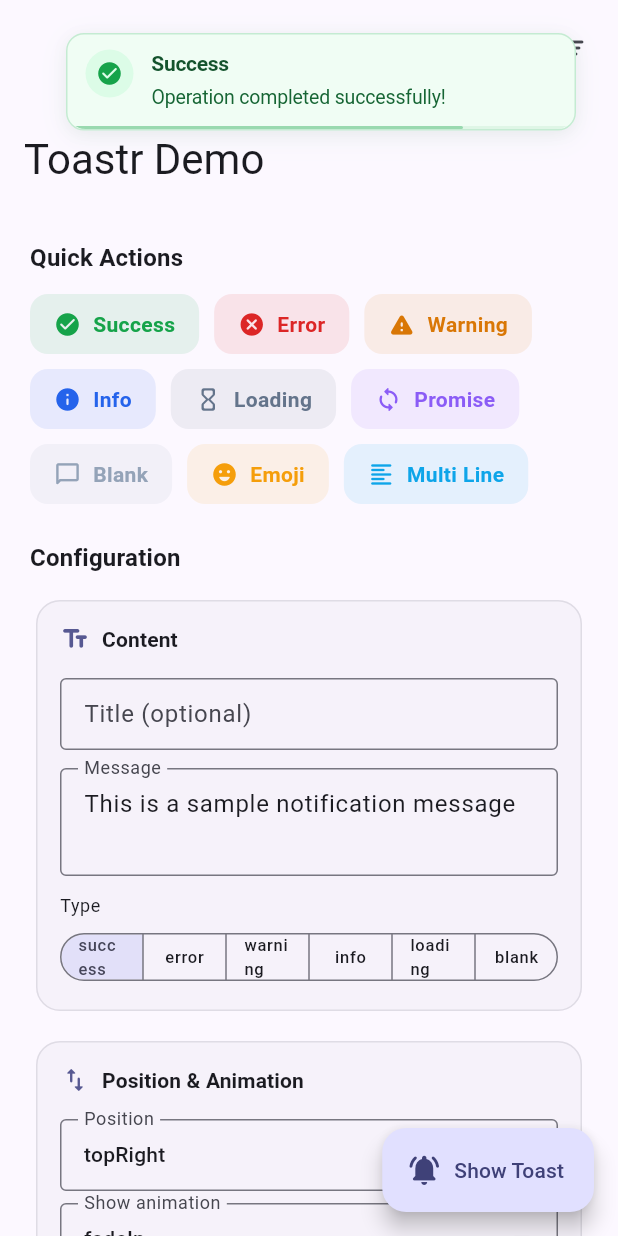
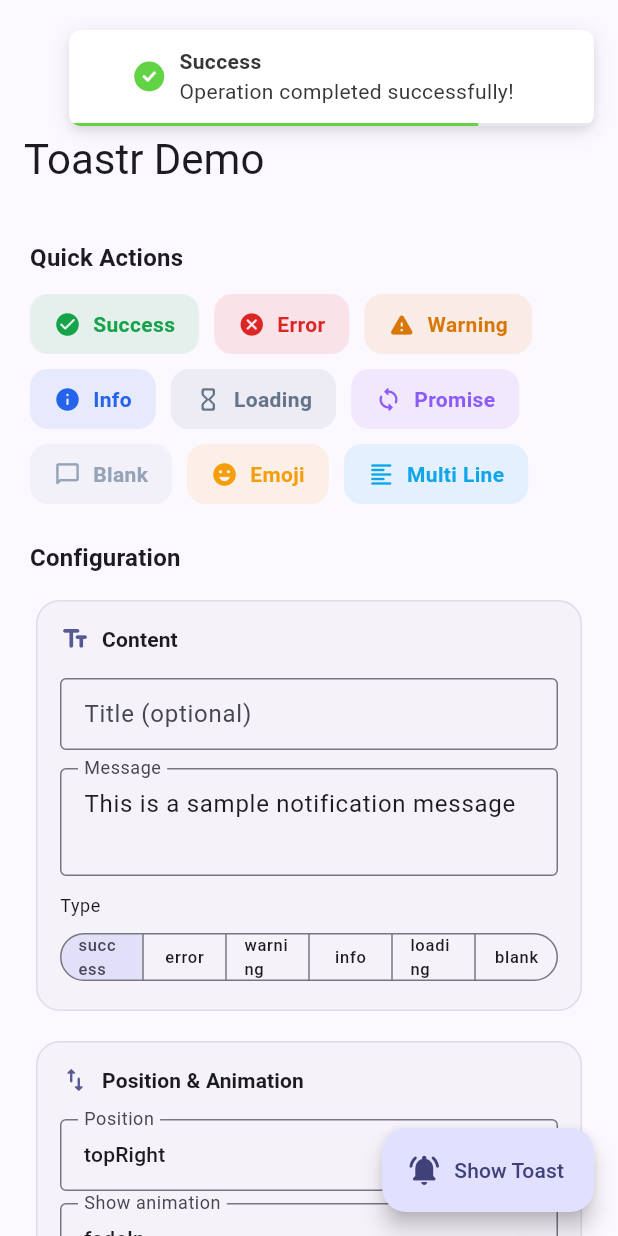
Before and after one commit to IgnacioMan1998/toastr, a Flutter app: the screen it shows after launch, after a tap on "Success", on a phone screen of 412 x 824 dp. Run offline on Flutter 3.47's test engine with Material 3 defaults, Android fonts, the phone set to English and light mode, and no system bars.

Commit message:
Refactor ToastrWidget to enhance icon handling and animations; update tests for loading and blank types

```diff
--- a/lib/src/widgets/toastr_widget.dart
+++ b/lib/src/widgets/toastr_widget.dart
@@ -1,17 +1,21 @@
 import 'dart:async';
+import 'dart:math' as math;
 import 'package:flutter/material.dart';
 import '../models/toastr_config.dart';
 import '../models/toastr_type.dart';
 
-/// Modern toastr widget with polished UI/UX design.
+/// Toast widget faithful to react-hot-toast styling.
 ///
-/// Features:
-/// - Light backgrounds with colored accent stripe
-/// - Circular icon containers
-/// - Multi-layer shadows for depth
-/// - Swipe-to-dismiss gesture
-/// - Hover scale animation
-/// - Smooth progress bar with gradient
+/// Source reference: https://github.com/timolins/react-hot-toast
+///
+/// - White background (`#fff`), dark text (`#363636`)
+/// - `border-radius: 8px`, `padding: 8px 10px`
+/// - `max-width: 350px`
+/// - `box-shadow: 0 3px 10px rgba(0,0,0,0.1), 0 3px 3px rgba(0,0,0,0.05)`
+/// - Success: 20px green circle (`#61d345`) with white checkmark
+/// - Error: 20px red circle (`#ff4b4b`) with white X
+/// - Loader: 12px border spinner (`#e0e0e0` / `#616161`)
+/// - Blank: no icon
 class ToastrWidget extends StatefulWidget {
   /// Creates a toastr widget with the given [config] and optional [onDismiss] callback.
   const ToastrWidget({required this.config, super.key, this.onDismiss});
@@ -37,11 +41,14 @@ class _ToastrWidgetState extends State<ToastrWidget>
   late Animation<double> _progressAnimation;
   late Animation<Offset> _slideAnimation;
 
+  // Icon entrance animation (like react-hot-toast scale-in)
+  late AnimationController _iconController;
+  late Animation<double> _iconScaleAnimation;
+  late Animation<double> _iconOpacityAnimation;
+
   bool _isHovering = false;
   bool _isDismissing = false;
   Timer? _autoDismissTimer;
-
-  // Swipe tracking
   double _dragOffset = 0;
 
   @override
@@ -66,6 +73,22 @@ class _ToastrWidgetState extends State<ToastrWidget>
     _progressController = AnimationController(
       duration: widget.config.duration,
       vsync: this,
+    );
+
+    // Icon animation: scale(0.6) opacity(0.4) -> scale(1) opacity(1)
+    // 0.3s with 0.12s delay, cubic-bezier(0.175, 0.885, 0.32, 1.275)
+    _iconController = AnimationController(
+      duration: const Duration(milliseconds: 300),
+      vsync: this,
+    );
+    _iconScaleAnimation = Tween<double>(begin: 0.6, end: 1.0).animate(
+      CurvedAnimation(
+        parent: _iconController,
+        curve: const Cubic(0.175, 0.885, 0.32, 1.275),
+      ),
+    );
+    _iconOpacityAnimation = Tween<double>(begin: 0.4, end: 1.0).animate(
+      CurvedAnimation(parent: _iconController, curve: Curves.easeOut),
     );
 
     _showAnimation = Tween<double>(begin: _getShowBeginValue(), end: 1.0)
@@ -139,6 +162,10 @@ class _ToastrWidgetState extends State<ToastrWidget>
     if (widget.config.showProgressBar) {
       _progressController.forward();
     }
+    // Delay icon animation by 120ms (like react-hot-toast animation-delay: 0.12s)
+    Future.delayed(const Duration(milliseconds: 120), () {
+      if (mounted) _iconController.forward();
+    });
   }
 
   void _scheduleAutoDismiss() {
@@ -175,203 +202,144 @@ class _ToastrWidgetState extends State<ToastrWidget>
     });
   }
 
-  // --- Color helpers ---
+  // --- Icon builders (faithful to react-hot-toast source) ---
 
-  /// Creates a Color with the given opacity from a base color, using the new API.
-  static Color _withAlpha(Color c, double opacity) => Color.fromRGBO(
-    (c.r * 255).round(),
-    (c.g * 255).round(),
-    (c.b * 255).round(),
-    opacity,
-  );
-
-  // --- Color scheme ---
-
-  _ToastrColors _getColors() {
-    if (widget.config.backgroundColor != null) {
-      final bg = widget.config.backgroundColor!;
-      final text = widget.config.textColor ?? Colors.white;
-      return _ToastrColors(
-        background: bg,
-        accent: bg,
-        icon: Colors.white,
-        iconBackground: bg,
-        title: text,
-        message: text,
-        closeButton: _withAlpha(text, 0.6),
-        progressFill: _withAlpha(text, 0.7),
-        progressTrack: _withAlpha(text, 0.15),
-      );
-    }
-
-    switch (widget.config.type) {
-      case ToastrType.success:
-        return const _ToastrColors(
-          background: Color(0xFFF0FDF4),
-          accent: Color(0xFF16A34A),
-          icon: Color(0xFF16A34A),
-          iconBackground: Color(0xFFDCFCE7),
-          title: Color(0xFF14532D),
-          message: Color(0xFF166534),
-          closeButton: Color(0xFF86EFAC),
-          progressFill: Color(0xFF16A34A),
-          progressTrack: Color(0xFFBBF7D0),
-        );
-      case ToastrType.error:
-        return const _ToastrColors(
-          background: Color(0xFFFEF2F2),
-          accent: Color(0xFFDC2626),
-          icon: Color(0xFFDC2626),
-          iconBackground: Color(0xFFFEE2E2),
-          title: Color(0xFF7F1D1D),
-          message: Color(0xFF991B1B),
-          closeButton: Color(0xFFFCA5A5),
-          progressFill: Color(0xFFDC2626),
-          progressTrack: Color(0xFFFECACA),
-        );
-      case ToastrType.warning:
-        return const _ToastrColors(
-          background: Color(0xFFFFFBEB),
-          accent: Color(0xFFD97706),
-          icon: Color(0xFFD97706),
-          iconBackground: Color(0xFFFEF3C7),
-          title: Color(0xFF78350F),
-          message: Color(0xFF92400E),
-          closeButton: Color(0xFFFCD34D),
-          progressFill: Color(0xFFD97706),
-          progressTrack: Color(0xFFFDE68A),
-        );
-      case ToastrType.info:
-        return const _ToastrColors(
-          background: Color(0xFFEFF6FF),
-          accent: Color(0xFF2563EB),
-          icon: Color(0xFF2563EB),
-          iconBackground: Color(0xFFDBEAFE),
-          title: Color(0xFF1E3A5F),
-          message: Color(0xFF1E40AF),
-          closeButton: Color(0xFF93C5FD),
-          progressFill: Color(0xFF2563EB),
-          progressTrack: Color(0xFFBFDBFE),
-        );
-      case ToastrType.loading:
-        return const _ToastrColors(
-          background: Color(0xFFF8FAFC),
-          accent: Color(0xFF64748B),
-          icon: Color(0xFF64748B),
-          iconBackground: Color(0xFFF1F5F9),
-          title: Color(0xFF1E293B),
-          message: Color(0xFF475569),
-          closeButton: Color(0xFFCBD5E1),
-          progressFill: Color(0xFF64748B),
-          progressTrack: Color(0xFFE2E8F0),
-        );
-      case ToastrType.blank:
-        return const _ToastrColors(
-          background: Color(0xFFFFFFFF),
-          accent: Color(0xFF94A3B8),
-          icon: Color(0xFF94A3B8),
-          iconBackground: Color(0xFFF8FAFC),
-          title: Color(0xFF1E293B),
-          message: Color(0xFF475569),
-          closeButton: Color(0xFFCBD5E1),
-          progressFill: Color(0xFF94A3B8),
-          progressTrack: Color(0xFFE2E8F0),
-        );
-    }
-  }
-
-  // --- Build methods ---
-
-  Widget _buildIcon(_ToastrColors colors) {
-    // Blank type has no icon
-    if (widget.config.type == ToastrType.blank &&
-        widget.config.customIcon == null) {
-      return const SizedBox.shrink();
-    }
-
-    final screenWidth = MediaQuery.of(context).size.width;
-    final size = screenWidth >= 1024
-        ? 40.0
-        : (screenWidth >= 768 ? 36.0 : 32.0);
-    final iconSize = screenWidth >= 1024
-        ? 22.0
-        : (screenWidth >= 768 ? 20.0 : 18.0);
-
-    return Container(
-      width: size,
-      height: size,
-      decoration: BoxDecoration(
-        color: colors.iconBackground,
-        borderRadius: BorderRadius.circular(size / 2),
+  Widget _buildIcon() {
+    // Custom icon provided by user
+    if (widget.config.customIcon != null) {
+      return AnimatedBuilder(
+        animation: _iconScaleAnimation,
+        builder: (context, child) => Transform.scale(
+          scale: _iconScaleAnimation.value,
+          child: Opacity(
+            opacity: _iconOpacityAnimation.value,
+            child: child,
           ),
-      child: Center(
-        child: widget.config.customIcon ??
-            (widget.config.type == ToastrType.loading
-                ? SizedBox(
-                    width: iconSize,
-                    height: iconSize,
-                    child: CircularProgressIndicator(
-                      strokeWidth: 2.5,
-                      color: colors.icon,
         ),
-                  )
-                : Icon(
-                    _getModernIcon(),
-                    size: iconSize,
-                    color: colors.icon,
-                  )),
+        child: SizedBox(
+          width: 20,
+          height: 20,
+          child: widget.config.customIcon,
         ),
       );
     }
 
-  IconData _getModernIcon() {
+    // Blank -> no icon
+    if (widget.config.type == ToastrType.blank) {
+      return const SizedBox.shrink();
+    }
+
+    // Loading -> just the spinner (12px border-based)
+    if (widget.config.type == ToastrType.loading) {
+      return const SizedBox(
+        width: 20,
+        height: 20,
+        child: Center(child: _LoaderIcon()),
+      );
+    }
+
+    // Success/Error/Warning/Info -> animated icon with scale-in
+    return AnimatedBuilder(
+      animation: _iconScaleAnimation,
+      builder: (context, child) => Transform.scale(
+        scale: _iconScaleAnimation.value,
+        child: Opacity(
+          opacity: _iconOpacityAnimation.value,
+          child: child,
+        ),
+      ),
+      child: SizedBox(
+        width: 20,
+        height: 20,
+        child: _buildTypedIcon(),
+      ),
+    );
+  }
+
+  Widget _buildTypedIcon() {
     switch (widget.config.type) {
       case ToastrType.success:
-        return Icons.check_circle_rounded;
+        return Container(
+          width: 20,
+          height: 20,
+          decoration: const BoxDecoration(
+            color: Color(0xFF61D345),
+            shape: BoxShape.circle,
+          ),
+          child: const Center(child: _CheckmarkPainter()),
+        );
       case ToastrType.error:
-        return Icons.cancel_rounded;
+        return Container(
+          width: 20,
+          height: 20,
+          decoration: const BoxDecoration(
+            color: Color(0xFFFF4B4B),
+            shape: BoxShape.circle,
+          ),
+          child: const Center(child: _ErrorXPainter()),
+        );
       case ToastrType.warning:
-        return Icons.warning_rounded;
+        return Container(
+          width: 20,
+          height: 20,
+          decoration: const BoxDecoration(
+            color: Color(0xFFF59E0B),
+            shape: BoxShape.circle,
+          ),
+          child: const Icon(
+            Icons.priority_high_rounded,
+            size: 14,
+            color: Colors.white,
+          ),
+        );
       case ToastrType.info:
-        return Icons.info_rounded;
-      case ToastrType.loading:
-        return Icons.hourglass_empty_rounded;
-      case ToastrType.blank:
-        return Icons.chat_bubble_outline_rounded;
+        return Container(
+          width: 20,
+          height: 20,
+          decoration: const BoxDecoration(
+            color: Color(0xFF3B82F6),
+            shape: BoxShape.circle,
+          ),
+          child: const Icon(
+            Icons.info_outline_rounded,
+            size: 14,
+            color: Colors.white,
+          ),
+        );
+      default:
+        return const SizedBox.shrink();
     }
   }
 
-  Widget _buildCloseButton(_ToastrColors colors) {
+  Widget _buildCloseButton() {
     if (!widget.config.showCloseButton) return const SizedBox.shrink();
 
-    return Material(
-      color: Colors.transparent,
-      child: InkWell(
+    return GestureDetector(
       onTap: _dismiss,
-        borderRadius: BorderRadius.circular(6),
-        hoverColor: _withAlpha(colors.accent, 0.08),
-        splashColor: _withAlpha(colors.accent, 0.12),
-        child: Padding(
-          padding: const EdgeInsets.all(6),
-          child: Icon(Icons.close_rounded, size: 16, color: colors.closeButton),
+      child: const Padding(
+        padding: EdgeInsets.only(left: 6),
+        child: Icon(
+          Icons.close_rounded,
+          size: 16,
+          color: Color(0xFFD1D5DB),
         ),
       ),
     );
   }
 
-  Widget _buildProgressBar(_ToastrColors colors) {
+  Widget _buildProgressBar() {
     if (!widget.config.showProgressBar) return const SizedBox.shrink();
 
     return AnimatedBuilder(
       animation: _progressAnimation,
       builder: (context, _) => Container(
         height: 2,
-        decoration: BoxDecoration(
-          borderRadius: const BorderRadius.only(
-            bottomLeft: Radius.circular(12),
-            bottomRight: Radius.circular(12),
+        decoration: const BoxDecoration(
+          borderRadius: BorderRadius.only(
+            bottomLeft: Radius.circular(8),
+            bottomRight: Radius.circular(8),
           ),
-          color: _withAlpha(colors.accent, 0.08),
+          color: Color(0xFFE5E7EB),
         ),
         alignment: Alignment.centerLeft,
         child: FractionallySizedBox(
@@ -379,7 +347,7 @@ class _ToastrWidgetState extends State<ToastrWidget>
           child: Container(
             decoration: BoxDecoration(
               borderRadius: BorderRadius.circular(2),
-              color: _withAlpha(colors.accent, 0.35),
+              color: _getAccentColor(),
             ),
           ),
         ),
@@ -387,18 +355,27 @@ class _ToastrWidgetState extends State<ToastrWidget>
     );
   }
 
+  Color _getAccentColor() {
+    switch (widget.config.type) {
+      case ToastrType.success:
+        return const Color(0xFF61D345);
+      case ToastrType.error:
+        return const Color(0xFFFF4B4B);
+      case ToastrType.warning:
+        return const Color(0xFFF59E0B);
+      case ToastrType.info:
+        return const Color(0xFF3B82F6);
+      case ToastrType.loading:
+        return const Color(0xFF616161);
+      case ToastrType.blank:
+        return const Color(0xFF9CA3AF);
+    }
+  }
+
   @override
   Widget build(BuildContext context) {
-    final screenWidth = MediaQuery.of(context).size.width;
-    final isDesktop = screenWidth >= 1024;
-    final isTablet = screenWidth >= 768 && screenWidth < 1024;
-    final colors = _getColors();
-
-    final padding = isDesktop
-        ? const EdgeInsets.fromLTRB(16, 14, 14, 14)
-        : (isTablet
-            ? const EdgeInsets.fromLTRB(14, 12, 12, 12)
-            : const EdgeInsets.fromLTRB(12, 10, 10, 10));
+    final bgColor = widget.config.backgroundColor ?? const Color(0xFFFFFFFF);
+    final textColor = widget.config.textColor ?? const Color(0xFF363636);
 
     Widget toast = GestureDetector(
       onHorizontalDragUpdate: widget.config.dismissible
@@ -419,58 +396,47 @@ class _ToastrWidgetState extends State<ToastrWidget>
       child: MouseRegion(
         onEnter: (_) => _onHover(true),
         onExit: (_) => _onHover(false),
-        child: AnimatedScale(
-          scale: _isHovering ? 1.02 : 1.0,
-          duration: const Duration(milliseconds: 200),
-          curve: Curves.easeOutCubic,
         child: AnimatedContainer(
           duration: const Duration(milliseconds: 200),
           transform: Matrix4.translationValues(_dragOffset, 0, 0),
-            constraints: BoxConstraints(
-              minWidth: isDesktop ? 360 : (isTablet ? 300 : 260),
-              maxWidth: isDesktop ? 420 : (isTablet ? 380 : 340),
-            ),
-            margin: EdgeInsets.symmetric(
-              horizontal: isDesktop ? 24 : (isTablet ? 20 : 12),
-              vertical: isDesktop ? 8 : 6,
-            ),
+          constraints: const BoxConstraints(maxWidth: 350),
+          margin: const EdgeInsets.symmetric(vertical: 4),
           decoration: BoxDecoration(
-              color: colors.background,
-              borderRadius: BorderRadius.circular(12),
-              border: Border.all(
-                color: _withAlpha(colors.accent, 0.2),
-                width: 1,
-              ),
-              boxShadow: [
+            color: bgColor,
+            borderRadius: BorderRadius.circular(8),
+            boxShadow: const [
               BoxShadow(
-                  color: _withAlpha(colors.accent, _isHovering ? 0.10 : 0.06),
-                  blurRadius: _isHovering ? 24 : 16,
-                  offset: const Offset(0, 4),
-                  spreadRadius: _isHovering ? 2 : 0,
+                color: Color.fromRGBO(0, 0, 0, 0.1),
+                blurRadius: 10,
+                offset: Offset(0, 3),
               ),
               BoxShadow(
-                  color: Color.fromRGBO(0, 0, 0, _isHovering ? 0.08 : 0.04),
-                  blurRadius: _isHovering ? 12 : 8,
-                  offset: const Offset(0, 2),
+                color: Color.fromRGBO(0, 0, 0, 0.05),
+                blurRadius: 3,
+                offset: Offset(0, 3),
               ),
             ],
           ),
           child: ClipRRect(
-              borderRadius: BorderRadius.circular(12),
+            borderRadius: BorderRadius.circular(8),
             child: Column(
               mainAxisSize: MainAxisSize.min,
               children: [
-                  // Content
                 Padding(
-                    padding: padding,
+                  padding: const EdgeInsets.symmetric(
+                    horizontal: 10,
+                    vertical: 8,
+                  ),
                   child: Row(
-                      crossAxisAlignment: CrossAxisAlignment.start,
+                    mainAxisSize: MainAxisSize.min,
                     children: [
-                        _buildIcon(colors),
-                        if (widget.config.type != ToastrType.blank ||
-                            widget.config.customIcon != null)
-                          SizedBox(width: isDesktop ? 14 : 12),
-                        Expanded(
+                      _buildIcon(),
+                      Flexible(
+                        child: Padding(
+                          padding: const EdgeInsets.symmetric(
+                            horizontal: 10,
+                            vertical: 4,
+                          ),
                           child: Column(
                             crossAxisAlignment: CrossAxisAlignment.start,
                             mainAxisSize: MainAxisSize.min,
@@ -479,52 +445,45 @@ class _ToastrWidgetState extends State<ToastrWidget>
                                 Text(
                                   widget.config.title!,
                                   style: TextStyle(
-                                    fontSize: isDesktop ? 15 : 14,
+                                    fontSize: 14,
                                     fontWeight: FontWeight.w600,
-                                    color: colors.title,
+                                    color: textColor,
                                     height: 1.3,
-                                    letterSpacing: -0.2,
                                     decoration: TextDecoration.none,
                                   ),
                                   maxLines: 2,
                                   overflow: TextOverflow.ellipsis,
                                 ),
-                                const SizedBox(height: 4),
+                                const SizedBox(height: 2),
                               ],
                               Text(
                                 widget.config.message,
                                 style: TextStyle(
-                                  fontSize: isDesktop ? 14 : 13,
+                                  fontSize: 14,
                                   fontWeight: FontWeight.w400,
-                                  color: colors.message,
-                                  height: 1.45,
-                                  letterSpacing: -0.1,
+                                  color: textColor,
+                                  height: 1.3,
                                   decoration: TextDecoration.none,
                                 ),
-                                maxLines: 4,
-                                overflow: TextOverflow.ellipsis,
                               ),
                             ],
                           ),
                         ),
-                        _buildCloseButton(colors),
+                      ),
+                      _buildCloseButton(),
                     ],
                   ),
                 ),
-                  // Progress bar
-                  _buildProgressBar(colors),
+                _buildProgressBar(),
               ],
-              ),
             ),
           ),
         ),
       ),
     );
 
-    // Apply show animation
     toast = _applyShowAnimation(toast);
 
-    // Apply hide animation
     if (_isDismissing) {
       toast = _applyHideAnimation(toast);
     }
@@ -584,31 +543,152 @@ class _ToastrWidgetState extends State<ToastrWidget>
     _showController.dispose();
     _hideController.dispose();
     _progressController.dispose();
+    _iconController.dispose();
     super.dispose();
   }
 }
 
-/// Internal color scheme for toastr styling
-class _ToastrColors {
-  const _ToastrColors({
-    required this.background,
-    required this.accent,
-    required this.icon,
-    required this.iconBackground,
-    required this.title,
-    required this.message,
-    required this.closeButton,
-    required this.progressFill,
-    required this.progressTrack,
-  });
+// =============================================================================
+// Custom painters faithful to react-hot-toast icon components
+// =============================================================================
 
-  final Color background;
-  final Color accent;
-  final Color icon;
-  final Color iconBackground;
-  final Color title;
-  final Color message;
-  final Color closeButton;
-  final Color progressFill;
-  final Color progressTrack;
+/// White checkmark inside green circle (from checkmark.tsx)
+class _CheckmarkPainter extends StatelessWidget {
+  const _CheckmarkPainter();
+
+  @override
+  Widget build(BuildContext context) => CustomPaint(
+        size: const Size(10, 10),
+        painter: _CheckPaint(),
+      );
 }
+
+class _CheckPaint extends CustomPainter {
+  @override
+  void paint(Canvas canvas, Size size) {
+    final paint = Paint()
+      ..color = Colors.white
+      ..strokeWidth = 2
+      ..style = PaintingStyle.stroke
+      ..strokeCap = StrokeCap.round
+      ..strokeJoin = StrokeJoin.round;
+
+    final path = Path()
+      ..moveTo(size.width * 0.15, size.height * 0.5)
+      ..lineTo(size.width * 0.4, size.height * 0.75)
+      ..lineTo(size.width * 0.85, size.height * 0.25);
+
+    canvas.drawPath(path, paint);
+  }
+
+  @override
+  bool shouldRepaint(covariant CustomPainter oldDelegate) => false;
+}
+
+/// White X inside red circle (from error.tsx)
+class _ErrorXPainter extends StatelessWidget {
+  const _ErrorXPainter();
+
+  @override
+  Widget build(BuildContext context) => CustomPaint(
+        size: const Size(10, 10),
+        painter: _XPaint(),
+      );
+}
+
+class _XPaint extends CustomPainter {
+  @override
+  void paint(Canvas canvas, Size size) {
+    final paint = Paint()
+      ..color = Colors.white
+      ..strokeWidth = 2
+      ..style = PaintingStyle.stroke
+      ..strokeCap = StrokeCap.round;
+
+    canvas
+      ..drawLine(
+        Offset(size.width * 0.25, size.height * 0.25),
+        Offset(size.width * 0.75, size.height * 0.75),
+        paint,
+      )
+      ..drawLine(
+        Offset(size.width * 0.75, size.height * 0.25),
+        Offset(size.width * 0.25, size.height * 0.75),
+        paint,
+      );
+  }
+
+  @override
+  bool shouldRepaint(covariant CustomPainter oldDelegate) => false;
+}
+
+/// Border-based spinner matching loader.tsx:
+/// 12px, border: 2px solid #e0e0e0, border-right-color: #616161
+/// animation: rotate 1s linear infinite
+class _LoaderIcon extends StatefulWidget {
+  const _LoaderIcon();
+
+  @override
+  State<_LoaderIcon> createState() => _LoaderIconState();
+}
+
+class _LoaderIconState extends State<_LoaderIcon>
+    with SingleTickerProviderStateMixin {
+  late AnimationController _controller;
+
+  @override
+  void initState() {
+    super.initState();
+    _controller = AnimationController(
+      duration: const Duration(seconds: 1),
+      vsync: this,
+    )..repeat();
+  }
+
+  @override
+  void dispose() {
+    _controller.dispose();
+    super.dispose();
+  }
+
+  @override
+  Widget build(BuildContext context) => AnimatedBuilder(
+        animation: _controller,
+        builder: (context, child) => Transform.rotate(
+          angle: _controller.value * 2 * math.pi,
+          child: child,
+        ),
+        child: CustomPaint(
+          size: const Size(12, 12),
+          painter: _LoaderPaint(),
+        ),
+      );
+}
+
+class _LoaderPaint extends CustomPainter {
+  @override
+  void paint(Canvas canvas, Size size) {
+    final center = Offset(size.width / 2, size.height / 2);
+    final radius = (size.width - 2) / 2;
+
+    // Base circle: #e0e0e0
+    final basePaint = Paint()
+      ..color = const Color(0xFFE0E0E0)
+      ..strokeWidth = 2
+      ..style = PaintingStyle.stroke;
+    canvas.drawCircle(center, radius, basePaint);
+
+    // Right arc: #616161
+    final accentPaint = Paint()
+      ..color = const Color(0xFF616161)
+      ..strokeWidth = 2
+      ..style = PaintingStyle.stroke
+      ..strokeCap = StrokeCap.round;
+
+    final rect = Rect.fromCircle(center: center, radius: radius);
+    canvas.drawArc(rect, -math.pi / 4, math.pi / 2, false, accentPaint);
+  }
+
+  @override
+  bool shouldRepaint(covariant CustomPainter oldDelegate) => false;
+}
```
Also changed, not shown: 1 other file. Lines whose indentation alone changed are shown as unchanged.
